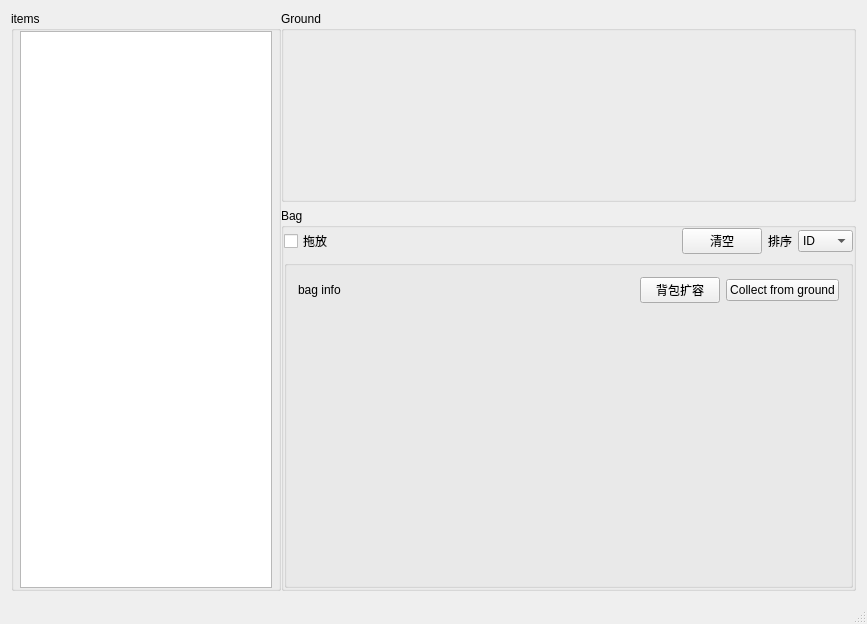
The window that ui/mainwindow.ui (beiklive/Simple-Inventory) describes before a commit, drawn with Qt 5.
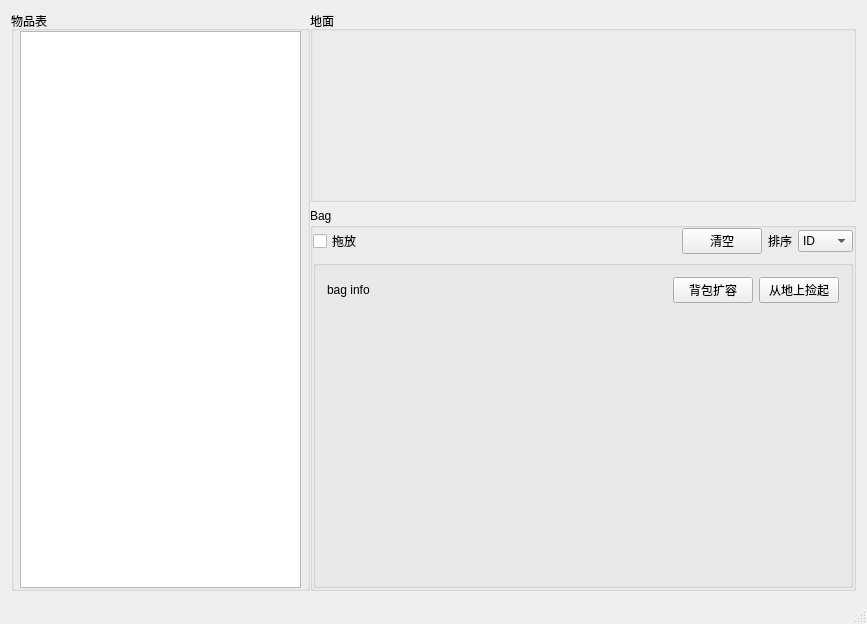
The same window after the commit. Custom widgets are drawn as their Qt base class.

The edit to the form file:
```diff
--- a/ui/mainwindow.ui
+++ b/ui/mainwindow.ui
@@ -35,7 +35,7 @@
          </size>
         </property>
         <property name="title">
-         <string>items</string>
+         <string>物品表</string>
         </property>
         <layout class="QGridLayout" name="gridLayout_2">
          <property name="leftMargin">
@@ -86,7 +86,7 @@
         <item>
          <widget class="QGroupBox" name="groupBox_4">
           <property name="title">
-           <string>Ground</string>
+           <string>地面</string>
           </property>
           <layout class="QGridLayout" name="gridLayout_4">
            <property name="leftMargin">
@@ -250,7 +250,7 @@
                     <item>
                      <widget class="QPushButton" name="collect_btn">
                       <property name="text">
-                       <string>Collect from ground</string>
+                       <string>从地上捡起</string>
                       </property>
                      </widget>
                     </item>
```
